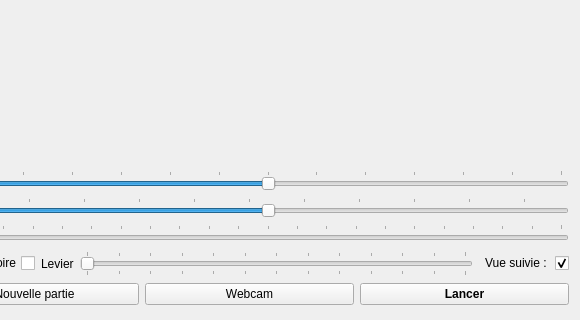
First picture: the form in app/window.ui, repository vicbl/Trebuchet, before the edit; both pictures show x 295 to 875 and y 180 to 500 of the 875 by 500 pixel window.
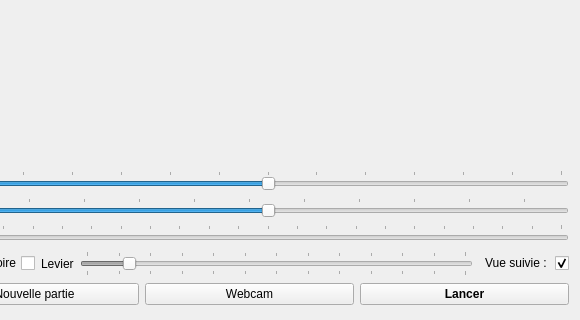
Second picture: the form after the edit. Custom widgets are drawn as their Qt base class.

What changed in the file:
```diff
--- a/app/window.ui
+++ b/app/window.ui
@@ -331,7 +331,7 @@
           <number>15</number>
          </property>
          <property name="value">
-          <number>-20</number>
+          <number>0</number>
          </property>
          <property name="orientation">
           <enum>Qt::Horizontal</enum>
```
